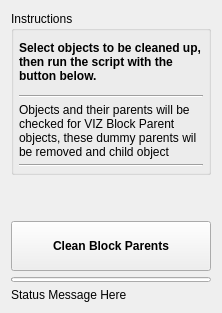
This is cleandwg.ui in TicTac-93/cleanDWG as Qt 5 draws it before an edit. The edited form follows.
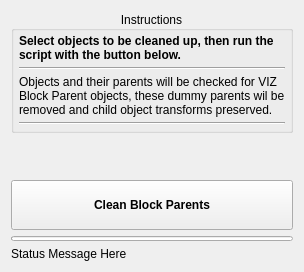
This is the edited form.

Commit message: - Made scope of undo more complete, now includes layer creation. - Added try/except wrapper to main function, in case something goes wrong.  Exceptions do not get raised inside of Max's undo context. - Updated UI and prepped some comments for v1.0.0 release

```diff
--- a/cleandwg.ui
+++ b/cleandwg.ui
@@ -6,12 +6,12 @@
    <rect>
     <x>0</x>
     <y>0</y>
-    <width>218</width>
-    <height>302</height>
+    <width>260</width>
+    <height>272</height>
    </rect>
   </property>
   <property name="sizePolicy">
-   <sizepolicy hsizetype="Fixed" vsizetype="Fixed">
+   <sizepolicy hsizetype="Preferred" vsizetype="Preferred">
     <horstretch>0</horstretch>
     <verstretch>0</verstretch>
    </sizepolicy>
@@ -21,12 +21,12 @@
   </property>
   <layout class="QVBoxLayout" name="verticalLayout">
    <property name="sizeConstraint">
-    <enum>QLayout::SetFixedSize</enum>
+    <enum>QLayout::SetDefaultConstraint</enum>
    </property>
    <item>
     <widget class="QGroupBox" name="groupBox">
      <property name="sizePolicy">
-      <sizepolicy hsizetype="Minimum" vsizetype="MinimumExpanding">
+      <sizepolicy hsizetype="Preferred" vsizetype="MinimumExpanding">
        <horstretch>0</horstretch>
        <verstretch>0</verstretch>
       </sizepolicy>
@@ -39,16 +39,22 @@
      </property>
      <property name="maximumSize">
       <size>
-       <width>200</width>
+       <width>9999</width>
        <height>16777215</height>
       </size>
      </property>
      <property name="title">
       <string>Instructions</string>
      </property>
+     <property name="alignment">
+      <set>Qt::AlignCenter</set>
+     </property>
      <property name="flat">
       <bool>true</bool>
      </property>
+     <property name="checkable">
+      <bool>false</bool>
+     </property>
      <layout class="QVBoxLayout" name="verticalLayout_2">
       <property name="spacing">
        <number>5</number>
@@ -67,6 +73,18 @@
       </property>
       <item>
        <widget class="QLabel" name="label">
+        <property name="sizePolicy">
+         <sizepolicy hsizetype="MinimumExpanding" vsizetype="Preferred">
+          <horstretch>0</horstretch>
+          <verstretch>0</verstretch>
+         </sizepolicy>
+        </property>
+        <property name="minimumSize">
+         <size>
+          <width>0</width>
+          <height>0</height>
+         </size>
+        </property>
         <property name="font">
          <font>
           <weight>75</weight>
@@ -96,6 +114,12 @@
           <verstretch>0</verstretch>
          </sizepolicy>
         </property>
+        <property name="minimumSize">
+         <size>
+          <width>0</width>
+          <height>0</height>
+         </size>
+        </property>
         <property name="text">
          <string>Objects and their parents will be checked for VIZ Block Parent objects, these dummy parents wil be removed and child object transforms preserved. </string>
         </property>
@@ -182,9 +206,21 @@
    </item>
    <item>
     <widget class="QLabel" name="lbl_status">
+     <property name="minimumSize">
+      <size>
+       <width>0</width>
+       <height>0</height>
+      </size>
+     </property>
      <property name="text">
       <string>Status Message Here</string>
      </property>
+     <property name="alignment">
+      <set>Qt::AlignLeading|Qt::AlignLeft|Qt::AlignTop</set>
+     </property>
+     <property name="wordWrap">
+      <bool>true</bool>
+     </property>
     </widget>
    </item>
   </layout>
```
The commit also changes 3 other files.
